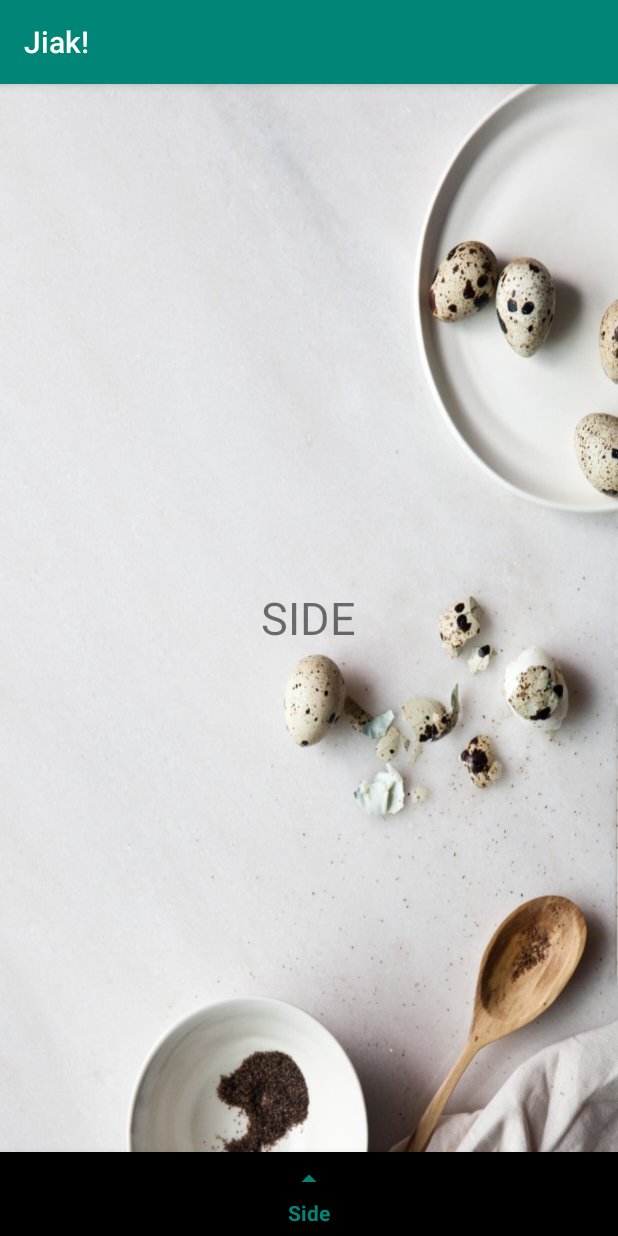
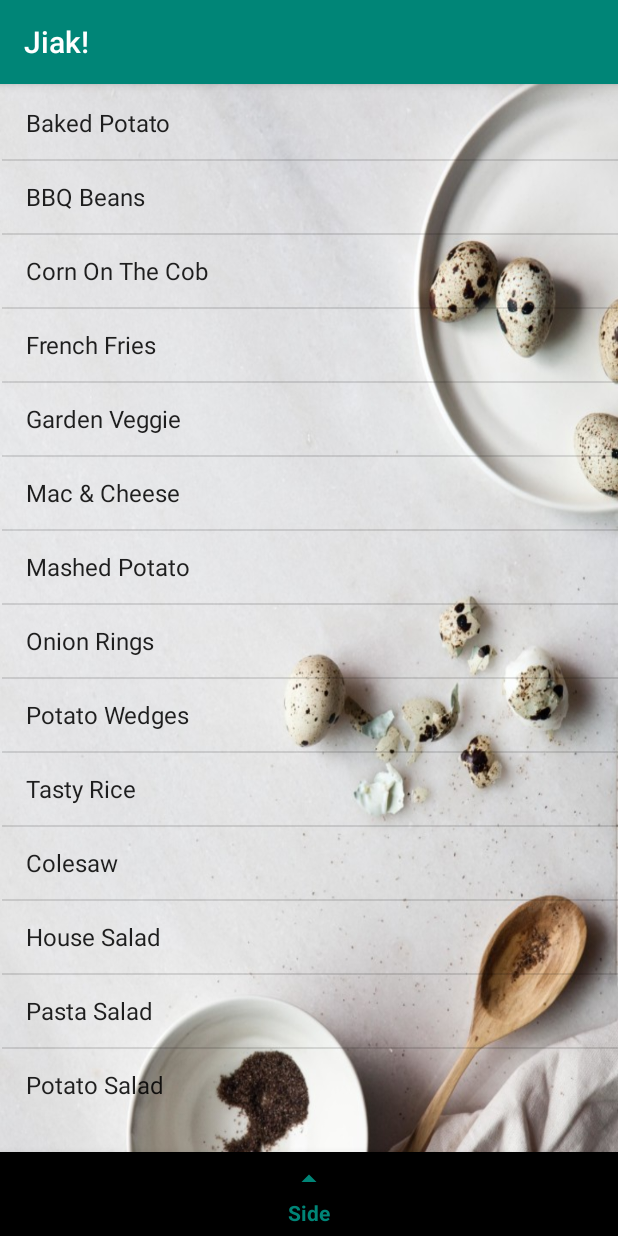
Before and after one commit to kwanggwei/orderget1updated, an Android app: the fragment MainFragment placed in its activity, item 2 of the bottom bar chosen, on a phone screen of 412 x 824 dp. Run offline under Robolectric (Android 15) with nearby library versions, the phone set to English and light mode, and no system bars.

Commit message:
fragments added

```diff
--- a/app/src/main/java/com/shawn/order/MainFragment.java
+++ b/app/src/main/java/com/shawn/order/MainFragment.java
@@ -7,11 +7,27 @@ import android.support.v4.app.Fragment;
 import android.view.LayoutInflater;
 import android.view.View;
 import android.view.ViewGroup;
+import android.widget.ArrayAdapter;
+import android.widget.ListView;
 
 public class MainFragment extends Fragment {
     @Nullable
     @Override
     public View onCreateView(@NonNull LayoutInflater inflater, @Nullable ViewGroup container, @Nullable Bundle savedInstanceState) {
-        return inflater.inflate(R.layout.fragment_main, container, false);
+        View view = inflater.inflate(R.layout.fragment_main, container, false);
+
+        String[] menuItems = {"Grilled Chicken", "Black Pepper Chicken", "Hickory BBQ Chicken", "Lemon Lime Chicken", "Golden Fried Chicken", "Honey Bourbon Ribs", "Lamb T Bone", "Pork Chops", "Golden Fried Fish", "Fish & Chips", "Grilled Fish w Herbs", "Grilled Salmon Fillet", "Wagyu Beef Burger"};
+
+        ListView listView = (ListView) view.findViewById(R.id.main);
+
+        ArrayAdapter listViewAdapter = new ArrayAdapter<String>(
+                getActivity(),
+                android.R.layout.simple_list_item_1,
+                menuItems
+        );
+
+        listView.setAdapter(listViewAdapter);
+
+        return view;
     }
 }
--- a/app/src/main/java/com/shawn/order/SideFragment.java
+++ b/app/src/main/java/com/shawn/order/SideFragment.java
@@ -7,11 +7,27 @@ import android.support.v4.app.Fragment;
 import android.view.LayoutInflater;
 import android.view.View;
 import android.view.ViewGroup;
+import android.widget.ArrayAdapter;
+import android.widget.ListView;
 
 public class SideFragment extends Fragment {
     @Nullable
     @Override
     public View onCreateView(@NonNull LayoutInflater inflater, @Nullable ViewGroup container, @Nullable Bundle savedInstanceState) {
-        return inflater.inflate(R.layout.fragment_side, container, false);
+        View view = inflater.inflate(R.layout.fragment_side, container, false);
+
+        String[] menuItems = {"Baked Potato", "BBQ Beans", "Corn On The Cob", "French Fries", "Garden Veggie", "Mac & Cheese", "Mashed Potato", "Onion Rings", "Potato Wedges", "Tasty Rice", "Colesaw", "House Salad", "Pasta Salad", "Potato Salad"};
+
+        ListView listView = (ListView) view.findViewById(R.id.side);
+
+        ArrayAdapter listViewAdapter = new ArrayAdapter<String>(
+                getActivity(),
+                android.R.layout.simple_list_item_1,
+                menuItems
+        );
+
+        listView.setAdapter(listViewAdapter);
+
+        return view;
     }
 }
--- a/app/src/main/res/layout/fragment_side.xml
+++ b/app/src/main/res/layout/fragment_side.xml
@@ -2,11 +2,13 @@
 <RelativeLayout xmlns:android="http://schemas.android.com/apk/res/android"
     android:layout_width="match_parent" android:layout_height="match_parent">
 
-    <TextView
+    <ListView
         android:layout_width="wrap_content"
         android:layout_height="wrap_content"
-        android:text="SIDE"
-        android:textSize="30sp"
-        android:layout_centerInParent="true"/>
+        android:layout_alignParentStart="true"
+        android:layout_alignParentTop="true"
+        android:layout_marginStart="1dp"
+        android:layout_marginTop="2dp"
+        android:id="@+id/side"/>
 
 </RelativeLayout>
```
Also changed, not shown: app/src/main/java/com/shawn/order/DrinkFragment.java (+17 -1 lines), app/src/main/res/layout/fragment_drink.xml (+6 -4 lines), app/src/main/res/layout/fragment_main.xml (+6 -4 lines).
